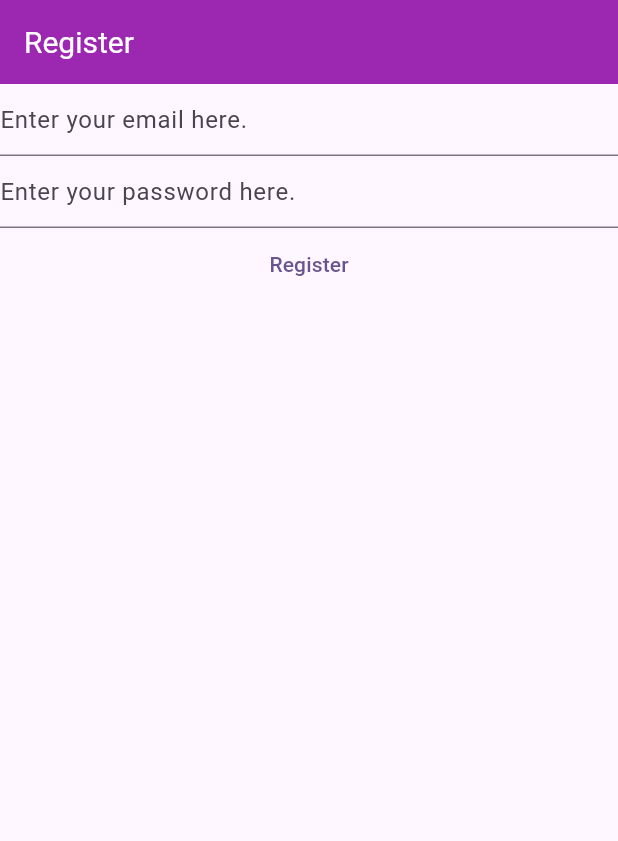
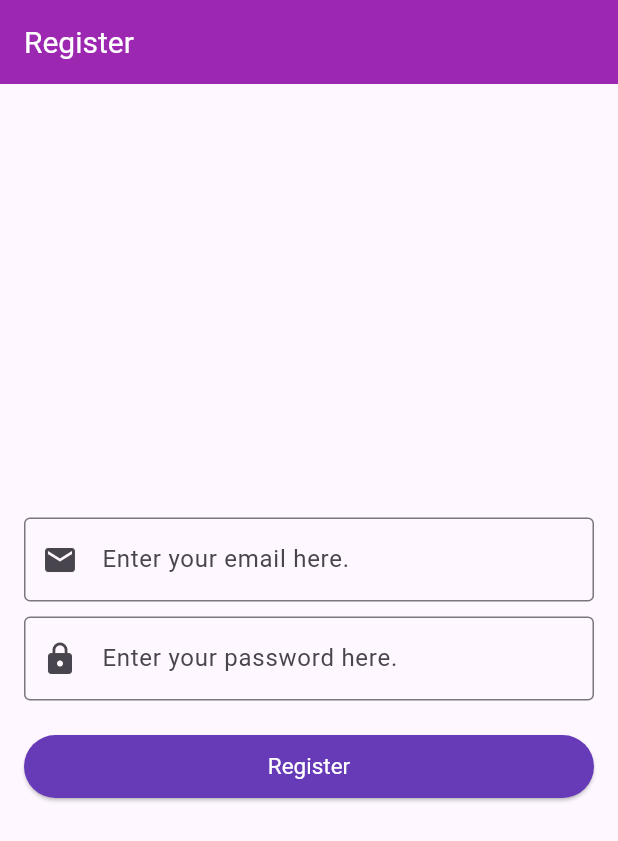
Before and after one commit to sam021624/mynotes, a Flutter app: the screen it shows after launch, after a tap on "Register", on a phone screen of 412 x 824 dp. Shown: the top 841 px of the screen. Run offline on Flutter 3.47's test engine with Material 3 defaults, Android fonts, the phone set to English and light mode, and no system bars; our stand-ins replace firebase_auth, firebase_core; accounts and stored records are empty; network calls fail.

Commit message:
ui changes in textfield and button

```diff
--- a/lib/main.dart
+++ b/lib/main.dart
@@ -3,8 +3,10 @@ import 'package:firebase_auth/firebase_auth.dart';
 import 'package:firebase_core/firebase_core.dart';
 import 'firebase_options.dart';
 
-void main() {
+void main() async {
   WidgetsFlutterBinding.ensureInitialized();
+  await Firebase.initializeApp(options: DefaultFirebaseOptions.currentPlatform);
+
   runApp(MaterialApp(
       title: 'Flutter Demo',
       theme: ThemeData(
@@ -50,33 +52,39 @@ class _HomePageState extends State<HomePage> {
         backgroundColor: Colors.purple,
       ),
 
-      body: FutureBuilder(
-        future: Firebase.initializeApp(
-          options: DefaultFirebaseOptions.currentPlatform,
-        ),
-        builder:(context, snapshot) {
-          switch(snapshot.connectionState) {
-            case ConnectionState.done:
-             return Column(
+      body: Padding(
+        padding: EdgeInsets.all(16.0),
+        child: Form(
+          child: Column(
+            mainAxisAlignment: MainAxisAlignment.center,
             children: [
             TextField(
               controller: _email,
               autocorrect: false,
               keyboardType: TextInputType.emailAddress,
               decoration: const InputDecoration(
-                hintText: 'Enter your email here.',
+                labelText: 'Enter your email here.',
+                prefixIcon: Icon(Icons.email),
+                border: OutlineInputBorder(),
               ),
             ),
+            SizedBox(height: 10),
             TextField(
               controller: _password,
               obscureText: true,
               enableSuggestions: false,
               autocorrect: false,
               decoration: InputDecoration(
-                hintText: ('Enter your password here.'),
+                labelText: ('Enter your password here.'),
+                prefixIcon: Icon(Icons.lock),
+                border: OutlineInputBorder(),
               ),
             ),
-            TextButton(
+
+            SizedBox(height: 20),
+            SizedBox(
+              width: double.infinity,
+              child: ElevatedButton(
                 onPressed: () async {
 
                   final email = _email.text;
@@ -87,15 +95,19 @@ class _HomePageState extends State<HomePage> {
                     );
                   print(userCredential);
                   },
+                style: ElevatedButton.styleFrom(
+                  backgroundColor: Colors.deepPurple,
+                  foregroundColor: Colors.white,
+                  padding: EdgeInsets.symmetric(vertical: 12),
+                  textStyle: TextStyle(fontSize: 15),
+                ),
                 child: Text('Register'),
                 ),
+              ),
             ],
-        );
-        default:
-        return const Text('Loading...');
-          }
-        },
           )
+        ),
+      ),
     );
   }
 }
```
Lines whose indentation alone changed are shown as unchanged.
